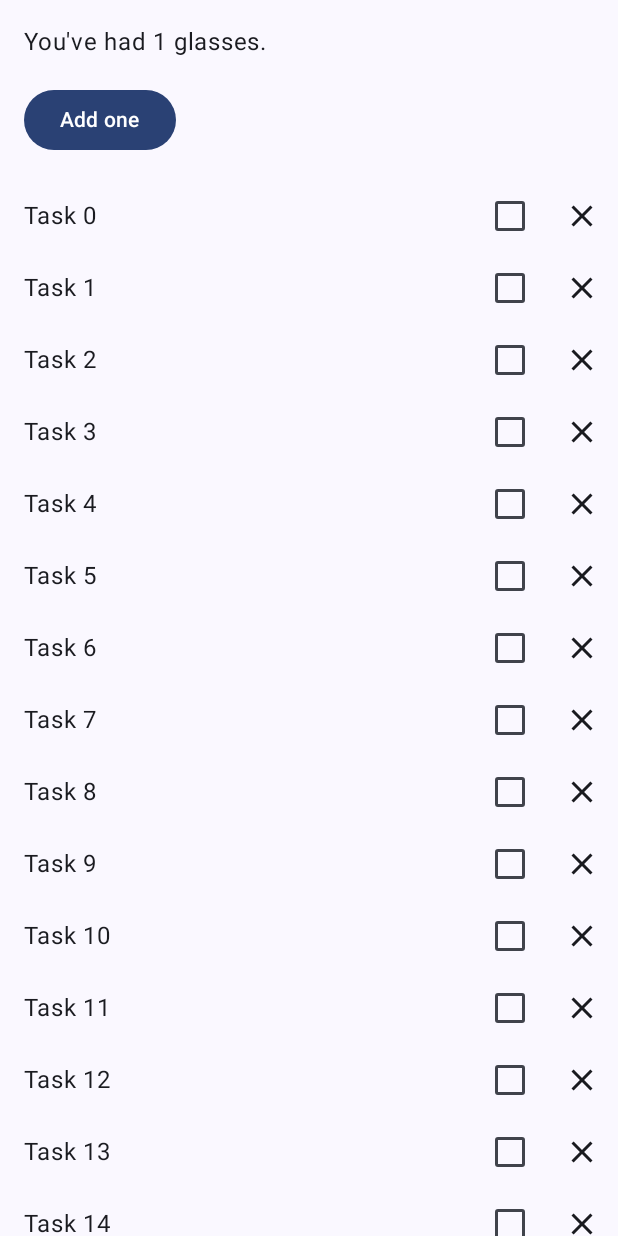
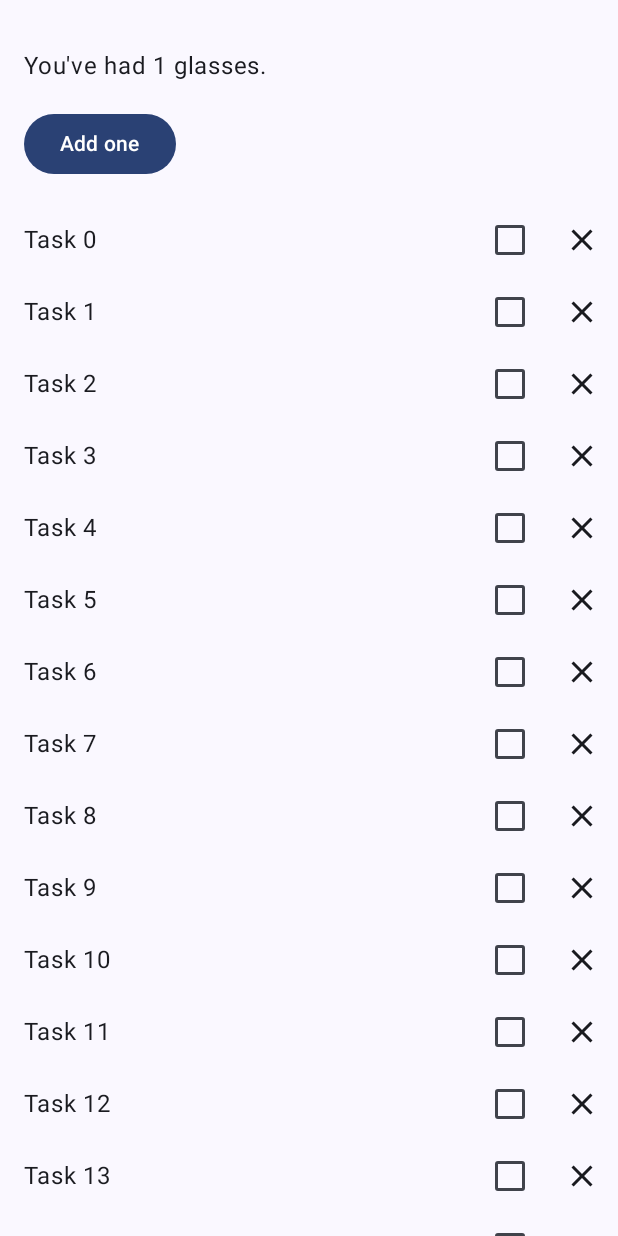
Before and after one commit to gowithcintya/basic-state-codelab, an Android app built with Jetpack Compose: the screen it shows after launch (MainActivity), after a tap on "Add one", on a phone screen of 412 x 824 dp. Run offline under Robolectric (Android 15) with nearby library versions, the phone set to English and light mode, and no system bars.

Commit message:
[FEATURE] - Adds padding to the text

```diff
--- a/app/src/main/java/com/example/basicstatecodelab/ui/WaterCounter.kt
+++ b/app/src/main/java/com/example/basicstatecodelab/ui/WaterCounter.kt
@@ -27,7 +27,10 @@ fun StatelessCounter(
 ) {
     Column(modifier = modifier.padding(16.dp)) {
         if (count > 0) {
-            Text(text = "You've had $count glasses.")
+            Text(
+                text = "You've had $count glasses.",
+                modifier = Modifier.padding(top = 16.dp)
+            )
         }
         Row(Modifier.padding(top = 8.dp)) {
             Button(
```
